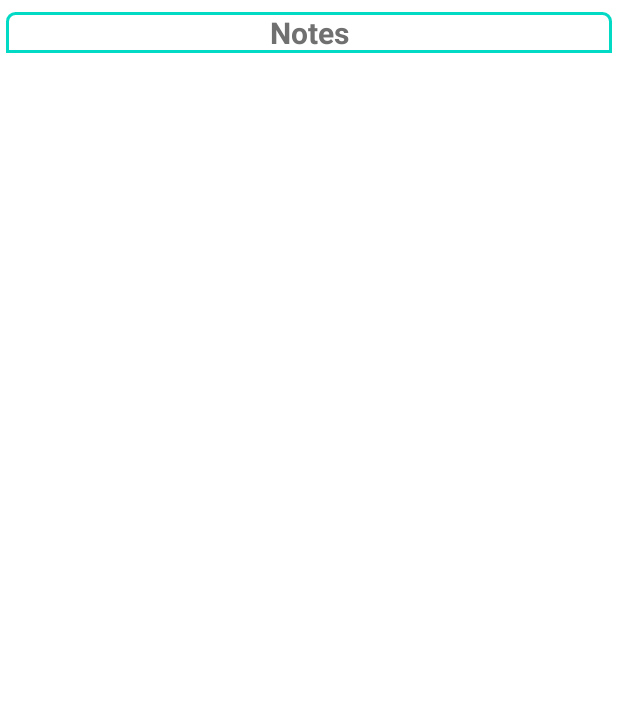
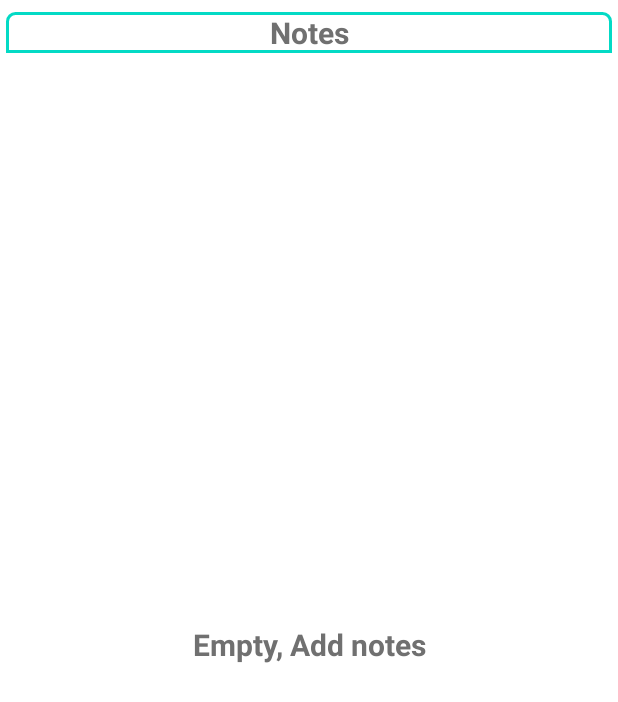
Before and after one commit to lokaimoma/TouchNotes, an Android app: the layout note_list.xml on its own in the app's theme, with its tools: preview values and no code run, on a phone screen of 412 x 824 dp. Shown: the top 702 px of the screen. Run offline under Robolectric (Android 15) with nearby library versions, the phone set to English and light mode, and no system bars.

Commit message:
Connect Note service to WidgetProvider

```diff
--- a/app/src/main/AndroidManifest.xml
+++ b/app/src/main/AndroidManifest.xml
@@ -20,6 +20,9 @@
                 android:resource="@xml/note_list_info" />
         </receiver>
 
+        <service android:name=".view.NotesService"
+            android:permission="android.permission.BIND_REMOTEVIEWS"/>
+
         <activity
             android:name=".view.MainActivity"
             android:theme="@style/TouchThemeNoActionBar"
--- a/app/src/main/java/com/koc/touchnotes/view/NotesRemoteAdapter.kt
+++ b/app/src/main/java/com/koc/touchnotes/view/NotesRemoteAdapter.kt
@@ -75,7 +75,7 @@ class NotesRemoteAdapter(val context: Context, private val intent: Intent?) :
     }
 
     companion object {
-        private const val NOTE_ID = "NoteID"
+        const val NOTE_ID = "NoteID"
     }
 }
 
--- a/app/src/main/res/layout/note_list.xml
+++ b/app/src/main/res/layout/note_list.xml
@@ -28,6 +28,17 @@
         android:layout_width="match_parent"
         android:layout_height="match_parent"
         android:layout_below="@id/header"/>
+    <TextView xmlns:android="http://schemas.android.com/apk/res/android"
+        android:id="@+id/empty_view"
+        android:layout_width="match_parent"
+        android:layout_height="match_parent"
+        android:gravity="center"
+        android:textColor="@color/textColors"
+        android:textStyle="bold"
+        android:layout_below="@id/header"
+        android:layout_centerInParent="true"
+        android:text="@string/empty_add_notes"
+        android:textSize="20sp" />
 
 
 
--- a/app/src/main/res/values/strings.xml
+++ b/app/src/main/res/values/strings.xml
@@ -10,4 +10,5 @@
     <string name="appwidget_text">EXAMPLE</string>
     <string name="add_widget">Add widget</string>
     <string name="notes">Notes</string>
+    <string name="empty_add_notes">Empty, Add notes</string>
 </resources>
```
Also changed, not shown: app/src/main/java/com/koc/touchnotes/NoteList.kt (+14 -2 lines).
